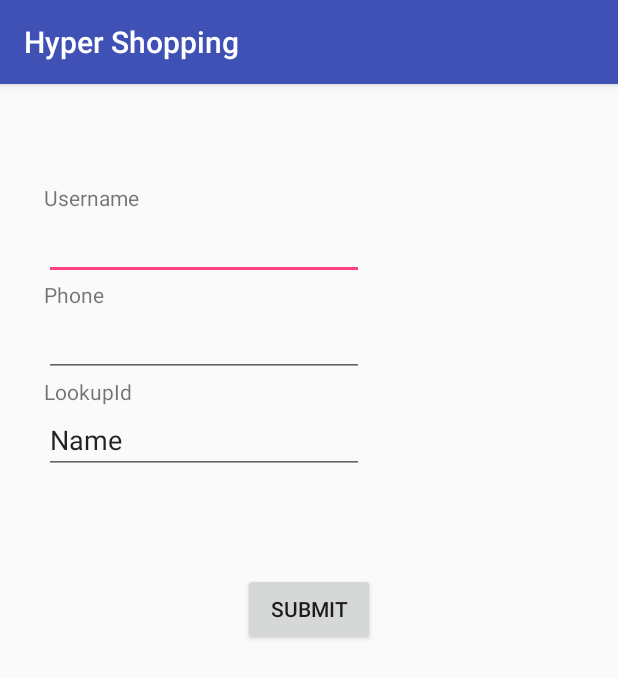
After one commit to vaibhavsingh97/hyper-shopping, an Android app: the LoginActivity screen opened directly, with no data from a screen before it, on a phone screen of 412 x 824 dp. The commit adds this screen. Shown: the top 678 px of the screen. Run offline under Robolectric (Android 15) with nearby library versions, the phone set to English and light mode, and no system bars; libraries missing offline, so code that uses them is left out: com.hypertrack.lib; 1 statement that could not run was skipped.

Commit message:
SDK commits

```diff
--- /dev/null
+++ b/app/src/main/java/com/example/vaibhav/hypershopping/LoginActivity.java
@@ -0,0 +1,106 @@
+package com.example.vaibhav.hypershopping;
+
+import android.content.Intent;
+import android.support.annotation.NonNull;
+import android.support.v7.app.AppCompatActivity;
+import android.os.Bundle;
+import android.view.View;
+import android.widget.Button;
+import android.widget.EditText;
+import android.widget.Toast;
+
+import com.hypertrack.lib.HyperTrack;
+import com.hypertrack.lib.callbacks.HyperTrackCallback;
+import com.hypertrack.lib.models.ErrorResponse;
+import com.hypertrack.lib.models.SuccessResponse;
+import com.hypertrack.lib.models.User;
+import com.hypertrack.lib.models.UserParams;
+
+public class LoginActivity extends AppCompatActivity {
+
+    @Override
+    protected void onCreate(Bundle savedInstanceState) {
+
+        super.onCreate(savedInstanceState);
+        setContentView(R.layout.activity_login);
+
+        final EditText user, phone, lookup;
+
+        user = (EditText) findViewById(R.id.editText);
+        phone = (EditText) findViewById(R.id.editText2);
+        lookup = (EditText) findViewById(R.id.editText3);
+        Button submit = (Button) findViewById(R.id.button2);
+        HyperTrack.initialize(this, "pk_3f3c8ec252a417a10707f6457bb7018601f89036");
+
+
+        submit.setOnClickListener(new View.OnClickListener() {
+            @Override
+            public void onClick(View view) {
+
+                UserParams userParams = new UserParams().setName(String.valueOf(user))
+                        .setPhone(phone.getText().toString())
+                        .setLookupId(phone.getText().toString());
+
+// This API will create a new user only if none exists already for the given lookup_id
+                HyperTrack.getOrCreateUser(userParams, new HyperTrackCallback() {
+
+                    @Override
+                    public void onSuccess(@NonNull SuccessResponse response) {
+                        if (response.getResponseObject() != null) {
+                            User user = (User) response.getResponseObject();
+                            // Handle user_id, if needed
+                            String userId = user.getId();
+
+                            Toast.makeText(LoginActivity.this, "User created successfully with UserId: " + userId, Toast.LENGTH_SHORT).show();
+                            onUserLoginSuccess();
+                        }
+                    }
+
+                    @Override
+                    public void onError(@NonNull ErrorResponse errorResponse) {
+                        // Handle createUser error here
+                        Toast.makeText(LoginActivity.this, errorResponse.getErrorMessage(), Toast.LENGTH_SHORT).show();
+                    }
+                });
+
+            }
+        });
+
+
+
+    }
+
+    /**
+     * Call this method when user has successfully logged in
+     */
+    private void onUserLoginSuccess() {
+        HyperTrack.startTracking(new HyperTrackCallback() {
+            @Override
+            public void onSuccess(@NonNull SuccessResponse successResponse) {
+                // Hide Login Button loader
+                //submit.setVisibility(View.GONE);
+
+                Toast.makeText(LoginActivity.this, R.string.login_success_msg,
+                        Toast.LENGTH_SHORT).show();
+
+                // Start User Session by starting MainActivity
+                Intent mainActivityIntent = new Intent(
+                        LoginActivity.this, MainActivity.class)
+                        .setFlags(Intent.FLAG_ACTIVITY_CLEAR_TOP);
+                startActivity(mainActivityIntent);
+                finish();
+            }
+
+            @Override
+            public void onError(@NonNull ErrorResponse errorResponse) {
+                // Hide Login Button loader
+                //loginBtnLoader.setVisibility(View.GONE);
+
+                Toast.makeText(LoginActivity.this, R.string.login_error_msg
+                                + " " + errorResponse.getErrorMessage(),
+                        Toast.LENGTH_SHORT).show();
+            }
+        });
+    }
+
+}
--- /dev/null
+++ b/app/src/main/res/layout/activity_login.xml
@@ -0,0 +1,79 @@
+<?xml version="1.0" encoding="utf-8"?>
+<RelativeLayout xmlns:android="http://schemas.android.com/apk/res/android"
+    xmlns:app="http://schemas.android.com/apk/res-auto"
+    xmlns:tools="http://schemas.android.com/tools"
+    android:layout_width="match_parent"
+    android:layout_height="match_parent"
+    tools:context="com.example.vaibhav.hypershopping.Login">
+
+
+    <TextView
+        android:id="@+id/textView2"
+        android:layout_width="wrap_content"
+        android:layout_height="wrap_content"
+        android:layout_alignParentLeft="true"
+        android:layout_alignParentStart="true"
+        android:layout_alignParentTop="true"
+        android:layout_marginLeft="29dp"
+        android:layout_marginStart="29dp"
+        android:layout_marginTop="66dp"
+        android:text="Username" />
+
+    <EditText
+        android:id="@+id/editText"
+        android:layout_width="wrap_content"
+        android:layout_height="wrap_content"
+        android:layout_alignLeft="@+id/textView2"
+        android:layout_alignStart="@+id/textView2"
+        android:layout_below="@+id/textView2"
+        android:ems="10"
+        android:inputType="textPersonName" />
+
+    <TextView
+        android:id="@+id/textView3"
+        android:layout_width="wrap_content"
+        android:layout_height="wrap_content"
+        android:layout_alignLeft="@+id/editText2"
+        android:layout_alignStart="@+id/editText2"
+        android:layout_below="@+id/editText"
+        android:text="Phone" />
+
+    <EditText
+        android:id="@+id/editText2"
+        android:layout_width="wrap_content"
+        android:layout_height="wrap_content"
+        android:layout_alignLeft="@+id/editText"
+        android:layout_alignStart="@+id/editText"
+        android:layout_below="@+id/textView3"
+        android:ems="10"
+        android:inputType="phone" />
+
+    <TextView
+        android:id="@+id/textView4"
+        android:layout_width="wrap_content"
+        android:layout_height="wrap_content"
+        android:layout_alignLeft="@+id/editText2"
+        android:layout_alignStart="@+id/editText2"
+        android:layout_below="@+id/editText2"
+        android:text="LookupId" />
+
+    <EditText
+        android:id="@+id/editText3"
+        android:layout_width="wrap_content"
+        android:layout_height="wrap_content"
+        android:layout_alignEnd="@+id/editText2"
+        android:layout_alignRight="@+id/editText2"
+        android:layout_below="@+id/textView4"
+        android:ems="10"
+        android:inputType="textPersonName"
+        android:text="Name" />
+
+    <Button
+        android:id="@+id/button2"
+        android:layout_width="wrap_content"
+        android:layout_height="wrap_content"
+        android:layout_below="@+id/editText3"
+        android:layout_centerHorizontal="true"
+        android:layout_marginTop="66dp"
+        android:text="Submit" />
+</RelativeLayout>
--- a/app/src/main/res/values/strings.xml
+++ b/app/src/main/res/values/strings.xml
@@ -1,3 +1,8 @@
 <resources>
     <string name="app_name">Hyper Shopping</string>
+    <string name="login_error_msg">Unable to login</string>
+    <string name="login_success_msg">Logged in successfully</string>
+    <string name="enable_location_settings">enable location settings</string>
+    <string name="login_error_msg_invalid_params">Invalid params</string>
+    <string name="login_activity_title">title</string>
 </resources>
```
Also changed, not shown: app/build.gradle (+21 -5 lines), app/src/main/AndroidManifest.xml (+12 -0 lines), app/src/main/java/com/example/vaibhav/hypershopping/MainActivity.java (+18 -1 lines), app/src/main/java/com/example/vaibhav/hypershopping/MyFirebaseMessagingService.java (added, +30 -0 lines), app/src/main/res/layout/activity_main.xml (+5 -7 lines), 35 other files.
